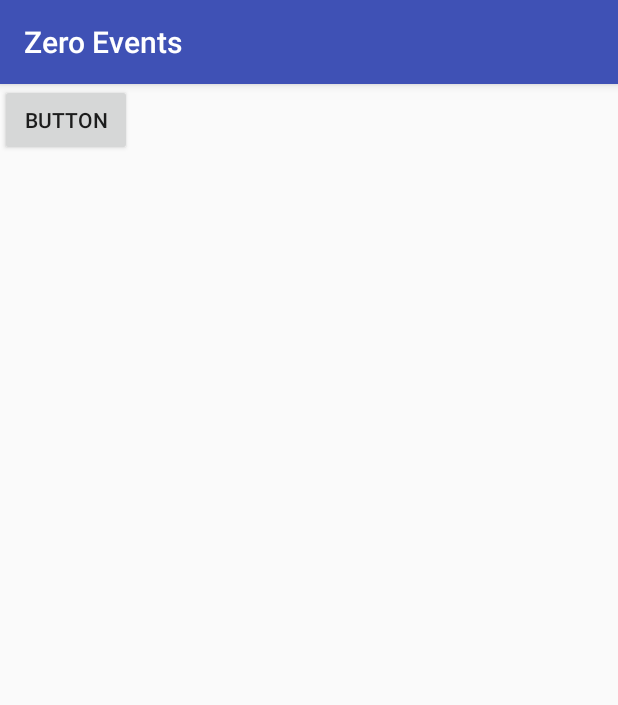
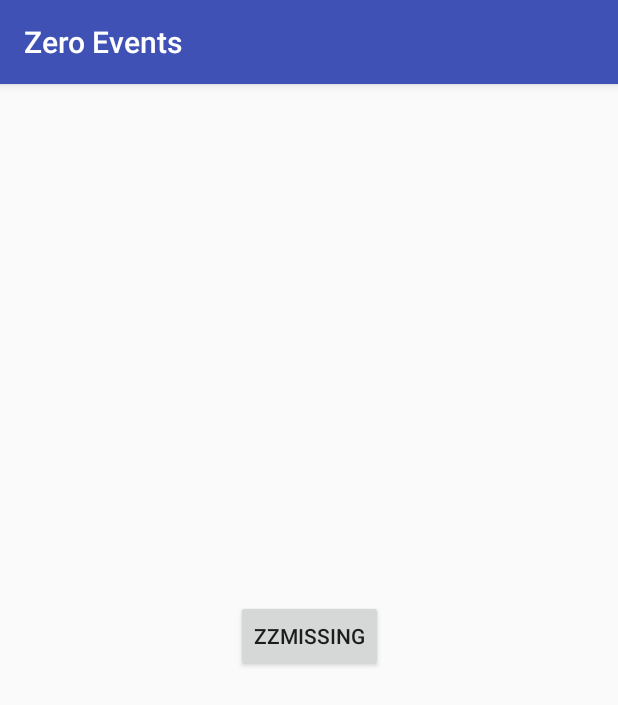
Before and after one commit to cs15jjs/CarbonDevelopment, an Android app: the screen it shows after launch (MainActivity), on a phone screen of 412 x 824 dp. Shown: the top 705 px of the screen. Run offline under Robolectric (Android 15) with nearby library versions, the phone set to English and light mode, and no system bars.

Commit message:
Commit try

```diff
--- a/ZeroEvents/app/src/main/res/layout/activity_main.xml
+++ b/ZeroEvents/app/src/main/res/layout/activity_main.xml
@@ -10,7 +10,13 @@
         android:id="@+id/button2"
         android:layout_width="wrap_content"
         android:layout_height="wrap_content"
+        android:layout_marginBottom="248dp"
+        android:layout_marginEnd="148dp"
+        android:layout_marginStart="148dp"
+        android:layout_marginTop="215dp"
         android:text="@string/button"
-        tools:layout_editor_absoluteX="148dp"
-        tools:layout_editor_absoluteY="215dp" />
+        app:layout_constraintBottom_toBottomOf="parent"
+        app:layout_constraintEnd_toEndOf="parent"
+        app:layout_constraintStart_toStartOf="parent"
+        app:layout_constraintTop_toTopOf="parent" />
 </android.support.constraint.ConstraintLayout>
--- a/ZeroEvents/app/src/main/res/values/strings.xml
+++ b/ZeroEvents/app/src/main/res/values/strings.xml
@@ -1,4 +1,4 @@
 <resources>
     <string name="app_name">Zero Events</string>
-    <string name="button">Button</string>
+    <string name="button_hey">Button</string>
 </resources>
```
